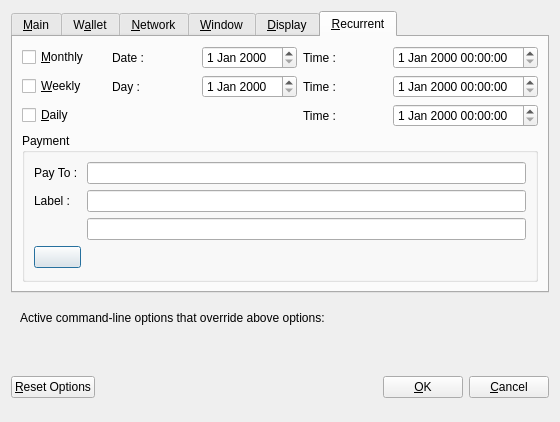
This is src/qt/forms/optionsdialog.ui in dogecoin/dogecoin as Qt 5 draws it before an edit. The edited form follows.
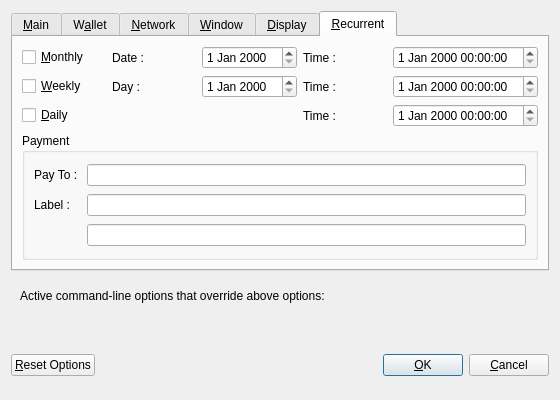
This is the edited form. The open tabs and pages were chosen to show the change. Custom widgets are drawn as their Qt base class.

Commit message: changelog : [x] remove test button bugfix

```diff
--- a/src/qt/forms/optionsdialog.ui
+++ b/src/qt/forms/optionsdialog.ui
@@ -670,9 +670,9 @@
               <!-- </layout>  -->
               <!-- </item> -->
 
-                <item row="3" column="0">
+                <!-- <item row="3" column="0">
                   <widget class="QPushButton" name="testButton"/>
-                </item>
+                </item> -->
 
             </layout>
 
```
